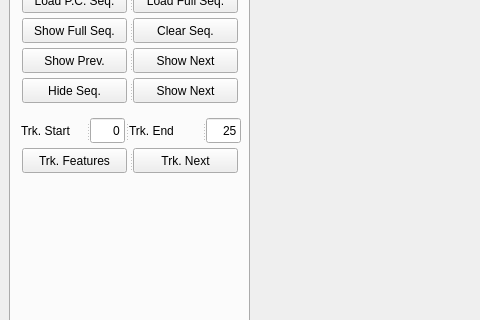
This is src/PclViewer.ui in CansenJIANG/MotionSegmentation3D as Qt 5 draws it before an edit; both pictures show x 0 to 480 and y 97 to 417 of the 1026 by 974 pixel window. The edited form follows.
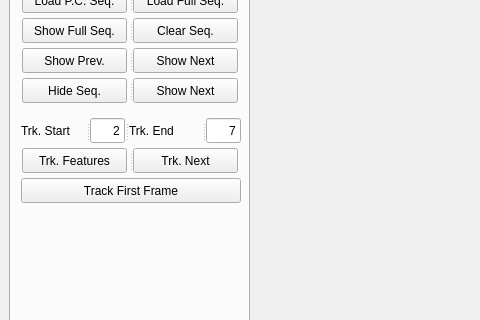
This is the edited form. Custom widgets are drawn as their Qt base class.

Commit message: Add new class of tracking 3d features

```diff
--- a/src/PclViewer.ui
+++ b/src/PclViewer.ui
@@ -4143,7 +4143,7 @@
            </size>
           </property>
           <property name="text">
-           <string>0</string>
+           <string>2</string>
           </property>
           <property name="alignment">
            <set>Qt::AlignRight|Qt::AlignTrailing|Qt::AlignVCenter</set>
@@ -4168,7 +4168,7 @@
            </size>
           </property>
           <property name="text">
-           <string>25</string>
+           <string>7</string>
           </property>
           <property name="alignment">
            <set>Qt::AlignRight|Qt::AlignTrailing|Qt::AlignVCenter</set>
@@ -4293,6 +4293,31 @@
           </property>
          </widget>
         </widget>
+        <widget class="QPushButton" name="trkFstFrame">
+         <property name="geometry">
+          <rect>
+           <x>10</x>
+           <y>240</y>
+           <width>220</width>
+           <height>25</height>
+          </rect>
+         </property>
+         <property name="minimumSize">
+          <size>
+           <width>220</width>
+           <height>25</height>
+          </size>
+         </property>
+         <property name="maximumSize">
+          <size>
+           <width>220</width>
+           <height>25</height>
+          </size>
+         </property>
+         <property name="text">
+          <string>Track First Frame</string>
+         </property>
+        </widget>
        </widget>
       </widget>
       <widget class="QSplitter" name="splitter_8">
```
Left out of the diff: 18 changed lines with no effect on the pictures. The commit also changes 10 other files.
